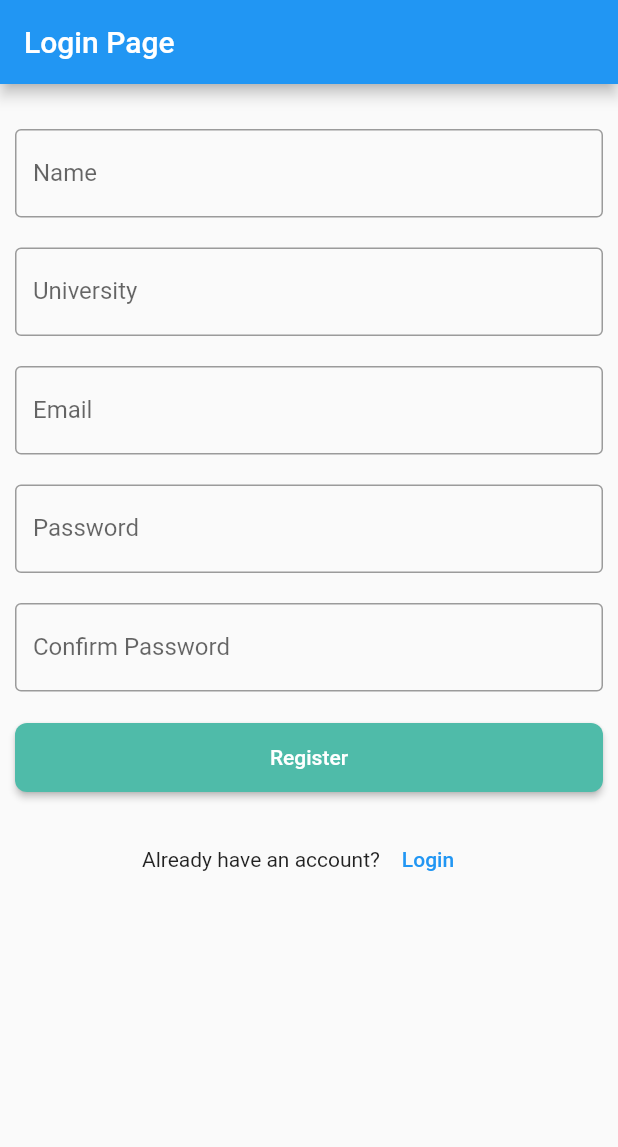
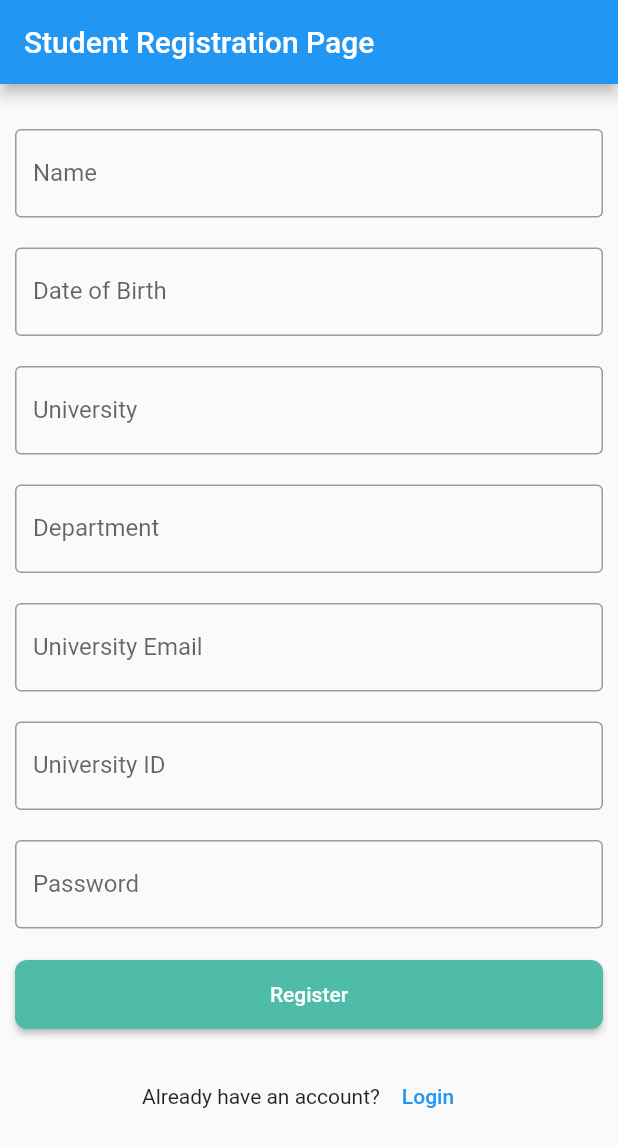
Before and after one commit to IsmailSepon/graduate_skill_sets, a Flutter app: the screen it shows after launch, after a tap on "Register", on a phone screen of 412 x 824 dp. Shown: the top 1147 px of the screen. Run offline on Flutter 3.47's test engine with Material 2 defaults, Android fonts, the light colour scheme and no system bars; drawn by our look-alikes of flutter_typeahead; our stand-ins replace cloud_firestore, equatable, firebase_auth, firebase_core, firebase_database, flutter_bloc and 4 more; missing offline and left inert: aad_oauth, dart:ffi; accounts and stored records are empty.

Commit message:
get University list done

```diff
--- a/lib/auth/bloc/auth_cubit.dart
+++ b/lib/auth/bloc/auth_cubit.dart
@@ -11,16 +11,21 @@ class GPAuthCubit extends Cubit<AuthState> {
 GPAuthCubit({required this.repository}) : super(AuthState.initial());
 
 
+  void updateSinglePropertyOnState(String key, dynamic value) {
+      emit(state.copySingleProperty(key, value));
+    // emit(state.copyWith(name: value));
+  }
+
 
    Future<void> register(String email, String password) async {
      // repository.registerWithEmailAndPassword(email, password);
       repository.getUniversityList();
    }
 
-  Future<void> getUniversityList() async {
-     var list = await repository.getUniversityList();
-     emit(state.copyWith(universityList : list));
-  }
+  // Future<void> getUniversityList() async {
+  //    var list = await repository.getUniversityList();
+  //    emit(state.copyWith(universityList : list));
+  // }
 
   Future<void> login(String email, String password) async {
      //emit(state.copyWith(status: AuthStatus.loading));
--- a/lib/auth/bloc/auth_state.dart
+++ b/lib/auth/bloc/auth_state.dart
@@ -3,82 +3,56 @@ import 'package:equatable/equatable.dart';
 import '../model/university_model.dart';
 
 class AuthState extends Equatable {
-  final List<University> universityList;
   final String email;
+  final String name;
   final String dateOfBirth;
-  final String universityName;
+  final University university;
   final String department;
   final String studentId;
   final String courseName;
   final String password;
 
-  const AuthState(
-      this.universityList,
-      this.email,
-      this.dateOfBirth,
-      this.universityName,
-      this.department,
-      this.studentId,
-      this.courseName,
-      this.password);
-
-  AuthState copyWith({
-    List<University>? universityList,
-    String? email,
-    String? dateOfBirth,
-    String? universityName,
-    String? department,
-    String? studentId,
-    String? courseName,
-    String? password,
-  }) =>
-      AuthState(
-        universityList ?? this.universityList,
-        email ?? this.email,
-        dateOfBirth ?? this.dateOfBirth,
-        universityName ?? this.universityName,
-        department ?? this.department,
-        studentId ?? this.studentId,
-        courseName ?? this.courseName,
-        password ?? this.password,
-      );
+  const AuthState({
+      this.email = '',
+      this.dateOfBirth = '',
+      this.university =  const University(name: '', id: ''),
+      this.department = '',
+      this.studentId = '',
+      this.courseName = '',
+      this.password = '', this.name = '',});
 
 
 
   @override
-  List<Object?> get props => [];
+  List<Object?> get props => [name, email, dateOfBirth, university, department, studentId, courseName, password];
 
   factory AuthState.initial() {
-    return const AuthState(
-      [],
-      '',
-      '',
-      '',
-      '',
-      '',
-      '',
-      '',
+    return   const AuthState();
+  }
+  get _toMap => {
+    'email': email,
+    'dateOfBirth': dateOfBirth,
+    'university': university,
+    'department': department,
+    'studentId': studentId,
+    'courseName': courseName,
+    'password': password,
+    'name': name,
+  };
+
+
+  AuthState copySingleProperty(String key, value) {
+    var newMap = _toMap;
+    newMap[key] = value;
+    return  AuthState(
+      email : newMap['email'],
+      dateOfBirth: newMap['dateOfBirth'],
+      university: newMap['university'],
+      department: newMap['department'],
+      studentId: newMap['studentId'],
+      courseName: newMap['courseName'],
+      password: newMap['password'],
+      name: newMap['name'],
     );
   }
 }
-
-// class AuthInitial extends AuthState {
-//   late List<University> university;
-//   @override
-//   List<Object> get props => [university];
-// }
-//
-// class AuthLoading extends AuthState {
-//   @override
-//   List<Object> get props => [];
-// }
-//
-// class Registration extends AuthState {
-//   @override
-//   List<Object> get props => [];
-// }
-//
-// class Login extends AuthState {
-//   @override
-//   List<Object> get props => [];
-// }
--- /dev/null
+++ b/lib/auth/model/department_model.dart
@@ -0,0 +1,35 @@
+import 'package:cloud_firestore/cloud_firestore.dart';
+import 'package:equatable/equatable.dart';
+
+class Department extends Equatable{
+   final String name;
+   final String id;
+
+
+    const Department({
+      required this.name,
+      required this.id,
+   });
+
+  @override
+  List<Object?> get props =>[name];
+
+
+  static Department fromSnapshot(DocumentSnapshot snap, String id) {
+    Department university = Department(
+      name: snap['name'],
+      id: id,
+    );
+    return university;
+  }
+
+
+   Department.fromJson(Map<String, dynamic> json, this.id )
+      : name = json['name'];
+
+
+
+
+
+
+}
--- a/lib/auth/registration.dart
+++ b/lib/auth/registration.dart
@@ -1,4 +1,5 @@
 import 'package:cloud_firestore/cloud_firestore.dart';
+import 'package:flutter/cupertino.dart';
 import 'package:flutter/material.dart';
 import 'package:flutter_bloc/flutter_bloc.dart';
 import 'package:flutter_typeahead/flutter_typeahead.dart';
@@ -8,6 +9,7 @@ import 'package:gp/firestore/firestore_services.dart';
 import '../component/long_button.dart';
 import 'bloc/auth_cubit.dart';
 import 'bloc/auth_state.dart';
+import 'model/department_model.dart';
 
 class Registration extends StatefulWidget {
   const Registration({super.key});
@@ -18,31 +20,21 @@ class Registration extends StatefulWidget {
 
 class _RegistrationState extends State<Registration> {
   final TextEditingController _controller = TextEditingController();
+  final TextEditingController _department_controller = TextEditingController();
+  final TextEditingController _course_controller = TextEditingController();
 
    List<University> universityList = [];
-
-  // @override
-  // initState() async {
-  //   super.initState();
-  //   _initData();
-  // }
-  // Future<List<University>>? universityList;
+   List<Department> departmentList = [];
 
   @override
   void initState() {
     super.initState();
-    // universityList = FireStoreService().getUniversityList();
     _initData();
   }
+
   Future<void> _initData() async {
-    universityList.clear();
-    CollectionReference universityCollection = FirebaseFirestore.instance.collection('university');
-    QuerySnapshot querySnapshot = await universityCollection.get();
-    for (var snapshot in querySnapshot.docs) {
-      universityList.add(University.fromSnapshot(snapshot, snapshot.id));
-    }
-    print('Unilist: $universityList');
-    // return uniList;
+    FireStoreService fireStoreService = FireStoreService();
+    loadUniversity(fireStoreService);
   }
 
 
@@ -50,10 +42,9 @@ class _RegistrationState extends State<Registration> {
   Widget build(BuildContext context) {
     return Scaffold(
         appBar: AppBar(
-          title: const Text('Login Page'),
+          title: const Text('Student Registration Page'),
         ),
         body: BlocBuilder<GPAuthCubit, AuthState>(builder: (context, state) {
-          context.read<GPAuthCubit>().getUniversityList();
           return SingleChildScrollView(
             child: Padding(
               padding: const EdgeInsets.all(10.0),
@@ -63,10 +54,49 @@ class _RegistrationState extends State<Registration> {
                     height: 20.0,
                   ),
                   TextFormField(
-                    onChanged: (value) {},
+                    onChanged: (value) {
+                      print('Name: $value');
+                      context.read<GPAuthCubit>().updateSinglePropertyOnState('name', value);
+                    },
                     decoration: const InputDecoration(
                       hintText: 'Enter your name',
                       labelText: 'Name',
+                      border: OutlineInputBorder(),
+                    ),
+                  ),
+                  const SizedBox(
+                    height: 20,
+                  ),
+                  TextFormField(
+                    readOnly: true,
+                    onChanged: (value) {
+                      print('Value: $value');
+                    },
+                    onTap: ()
+                    async {
+                      showCupertinoModalPopup(
+                        context: context,
+                        builder: (BuildContext modalContext) {
+                          return Container(
+                            height: 200,
+                            color: Theme.of(context).colorScheme.background,
+                            child: CupertinoDatePicker(
+                              mode: CupertinoDatePickerMode.date,
+                              // initialDateTime: value,
+                              backgroundColor:
+                              CupertinoColors.systemBackground.resolveFrom(context),
+                              onDateTimeChanged: (DateTime value) {
+                                // onDateTimeChanged(value);
+
+                              },
+                            ),
+                          );
+                        },
+                      );
+                    },
+                    decoration: const InputDecoration(
+                      hintText: 'Enter your date of birth',
+                      labelText: 'Date of Birth',
                       border: OutlineInputBorder(),
                     ),
                   ),
@@ -93,6 +123,32 @@ class _RegistrationState extends State<Registration> {
                     },
                     onSuggestionSelected: (suggestion) {
                       _controller.text = suggestion.name;
+
+                    },
+                  ),
+                  const SizedBox(
+                    height: 20.0,
+                  ),
+                  TypeAheadField(
+                    textFieldConfiguration: TextFieldConfiguration(
+                      controller: _department_controller,
+                      decoration: const InputDecoration(
+                        labelText: 'Department',
+                        border: OutlineInputBorder(),
+                      ),
+                    ),
+                    suggestionsCallback: (pattern) {
+                      return departmentList.where((university) => university.name
+                          .toLowerCase()
+                          .contains(pattern.toLowerCase()));
+                    },
+                    itemBuilder: (context, suggestion) {
+                      return ListTile(
+                        title: Text(suggestion.name),
+                      );
+                    },
+                    onSuggestionSelected: (suggestion) {
+                      _department_controller.text = suggestion.name;
                     },
                   ),
 
@@ -100,10 +156,12 @@ class _RegistrationState extends State<Registration> {
                     height: 20.0,
                   ),
                   TextFormField(
-                    onChanged: (value) {},
+                    onChanged: (value) {
+
+                    },
                     decoration: const InputDecoration(
                       hintText: 'Enter your email',
-                      labelText: 'Email',
+                      labelText: 'University Email',
                       border: OutlineInputBorder(),
                     ),
                   ),
@@ -111,10 +169,11 @@ class _RegistrationState extends State<Registration> {
                     height: 20.0,
                   ),
                   TextFormField(
-                    onChanged: (value) {},
+                    onChanged: (value) {
+                    },
                     decoration: const InputDecoration(
-                      hintText: 'Enter your password',
-                      labelText: 'Password',
+                      hintText: 'Enter your University ID',
+                      labelText: 'University ID',
                       border: OutlineInputBorder(),
                     ),
                   ),
@@ -122,21 +181,41 @@ class _RegistrationState extends State<Registration> {
                     height: 20.0,
                   ),
                   TextFormField(
-                    onChanged: (value) {},
-                    decoration: InputDecoration(
-                      hintText: 'Confirm your password',
-                      labelText: 'Confirm Password',
+                    onChanged: (value) {
+                    },
+                    decoration: const InputDecoration(
+                      hintText: 'Enter your password',
+                      labelText: 'Password',
                       border: OutlineInputBorder(),
                     ),
                   ),
+                  // const SizedBox(
+                  //   height: 20.0,
+                  // ),
+                  // TextFormField(
+                  //   onChanged: (value) {},
+                  //   decoration: InputDecoration(
+                  //     hintText: 'Confirm your password',
+                  //     labelText: 'Confirm Password',
+                  //     border: OutlineInputBorder(),
+                  //   ),
+                  // ),
                   const SizedBox(
                     height: 20.0,
                   ),
                   LongButton(
+                   // isDisabled: state.name.isEmpty, //||
+                        // state.email.isEmpty ||
+                        // state.password.isEmpty ||
+                        // state.university.name.isEmpty ||
+                        // state.department.isEmpty ||
+                        // // state.dateOfBirth.isEmpty ||
+                        // state.studentId.isEmpty,
                     onPressed: () {
-                      context
-                          .read<GPAuthCubit>()
-                          .register('ismail@gmail.com', '12345567788');
+                      print('State: ${state.name}');
+                      // context
+                      //     .read<GPAuthCubit>()
+                      //     .register('ismail@gmail.com', '12345567788');
                     },
                     child: const Text('Register'),
                   ),
@@ -159,4 +238,18 @@ class _RegistrationState extends State<Registration> {
           );
         }));
   }
+
+  Future<void> loadUniversity(FireStoreService fireStoreService) async {
+    universityList.clear();
+    universityList = await fireStoreService.getUniversityList();
+    print('Unilist: $universityList');
+    loadDepartment(fireStoreService);
+  }
+
+  Future<void> loadDepartment(FireStoreService fireStoreService) async {
+    departmentList.clear();
+    departmentList = await fireStoreService.getDepartmentList();
+    print('Unilist: $departmentList');
+  }
+
 }
--- a/lib/firestore/firestore_services.dart
+++ b/lib/firestore/firestore_services.dart
@@ -1,5 +1,6 @@
 import 'package:cloud_firestore/cloud_firestore.dart';
 import 'package:firebase_database/firebase_database.dart';
+import 'package:gp/auth/model/department_model.dart';
 import '../auth/model/university_model.dart';
 
 class FireStoreService{
@@ -25,4 +26,16 @@ class FireStoreService{
     return uniList;
   }
 
+  getDepartmentList() async {
+    CollectionReference departmentCollection = FirebaseFirestore.instance.collection('department');
+
+    List<Department> departmentList = [];
+    QuerySnapshot querySnapshot = await departmentCollection.get();
+    for (var snapshot in querySnapshot.docs) {
+      departmentList.add(Department.fromSnapshot(snapshot, snapshot.id));
+    }
+    print('Unilist: $departmentList');
+    return departmentList;
+  }
+
 }
--- a/pubspec.yaml
+++ b/pubspec.yaml
@@ -54,6 +54,7 @@ dependencies:
   firebase_storage: ^11.2.6
   cloud_firestore: ^4.9.0
   flutter_typeahead: ^4.6.2
+  image_picker: ^1.0.2
 
 
 dev_dependencies:
```
Also changed, not shown: lib/auth/model/course_model.dart (added, +35 -0 lines), lib/component/animated_list_tile.dart (added, +70 -0 lines), lib/component/list_tile_border_radius.dart (added, +20 -0 lines), lib/component/time_picker_list_tile.dart (added, +71 -0 lines), pubspec.lock, 5 other files.
